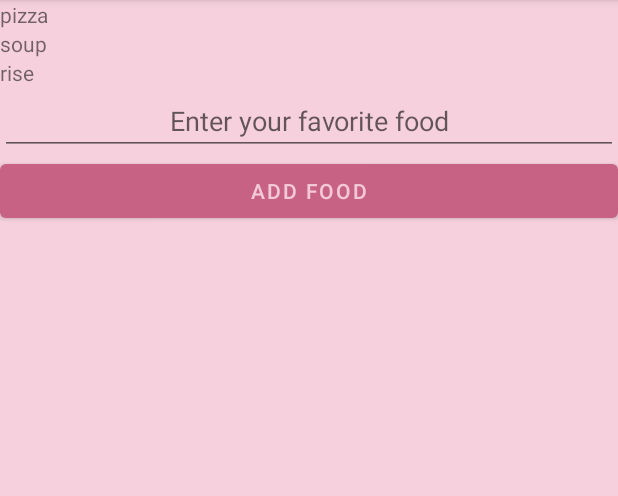
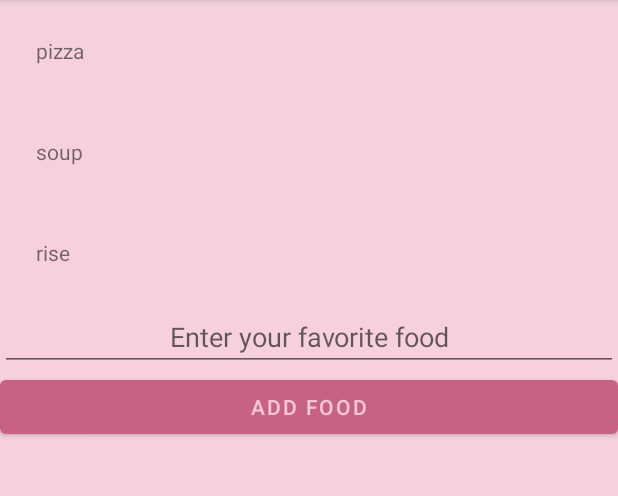
Before and after one commit to AhadAlowairdhi/Ahad3, an Android app: the screen it shows after launch (MainActivity), on a phone screen of 412 x 824 dp, the part 84-580 px from its top. Run offline under Robolectric (Android 15) with nearby library versions, the phone set to English and light mode, and no system bars.

Commit message:
Update single_item.xml

```diff
--- a/app/src/main/res/layout/single_item.xml
+++ b/app/src/main/res/layout/single_item.xml
@@ -2,6 +2,8 @@
 <LinearLayout xmlns:android="http://schemas.android.com/apk/res/android"
     android:layout_width="match_parent"
     android:layout_height="wrap_content"
+    android:layout_margin="24dp"
+    android:textAlignment="center"
     android:orientation="vertical">
 
     <TextView
```
